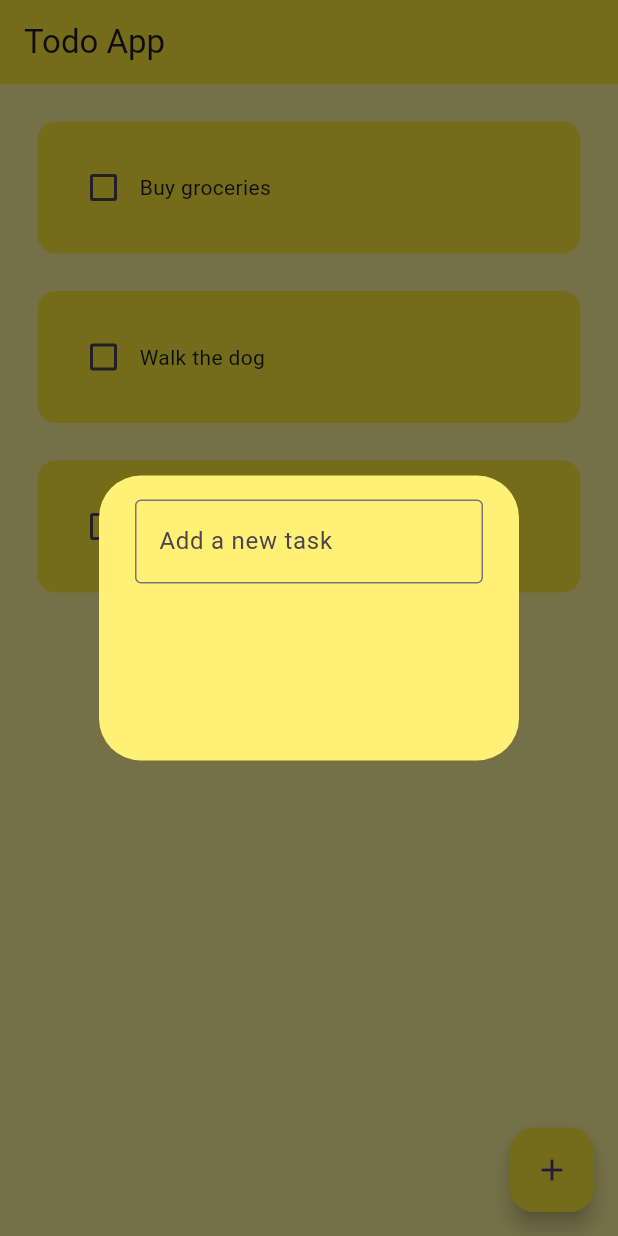
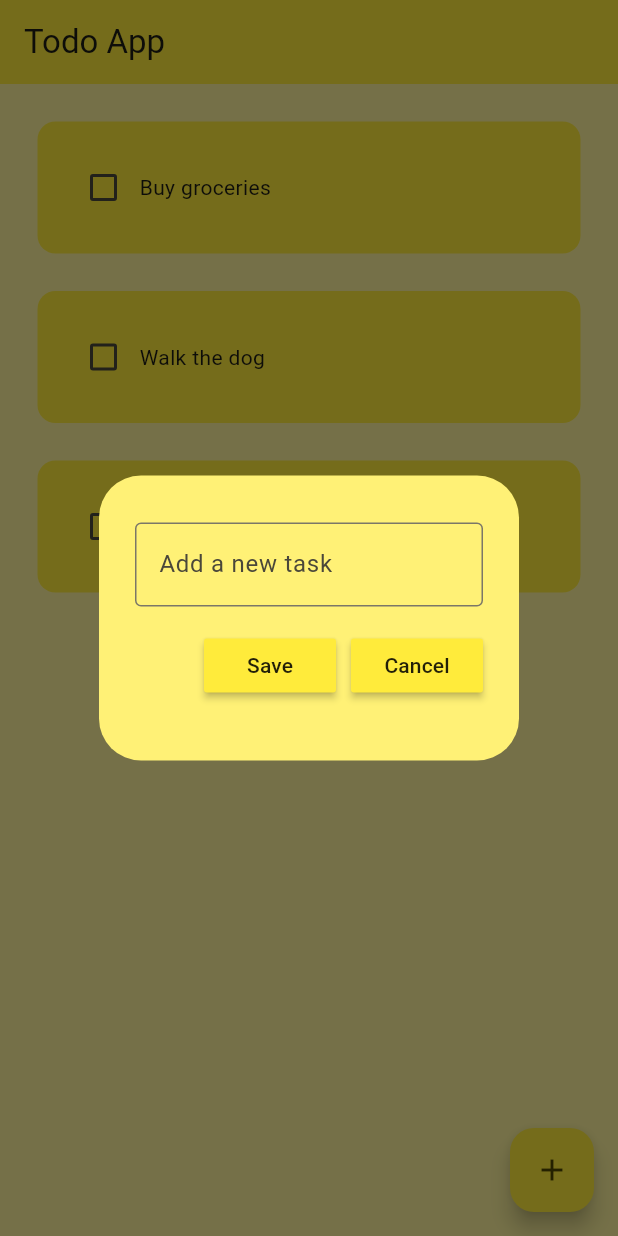
Before and after one commit to darrenak403/todo_app, a Flutter app: the screen it shows after launch, after a tap on the "add" icon, on a phone screen of 412 x 824 dp. Run offline on Flutter 3.47's test engine with Material 3 defaults, Android fonts, the phone set to English and light mode, and no system bars.

Commit message:
feat(ui): enhance dialog box and main app theme
Changes:
- Update main.dart to use Material 3 and color scheme seed
- Modify dialog_box.dart to align button layout and add spacing
- Introduce my_button.dart for reusable button component

```diff
--- a/lib/main.dart
+++ b/lib/main.dart
@@ -14,7 +14,8 @@ class MyApp extends StatelessWidget {
       debugShowCheckedModeBanner: false,
       home: HomePage(),
       theme: ThemeData(
-        primarySwatch: Colors.yellow,
+        useMaterial3: true,
+        colorSchemeSeed: Colors.yellow,
         appBarTheme: AppBarTheme(backgroundColor: Colors.yellow),
         floatingActionButtonTheme: FloatingActionButtonThemeData(
           backgroundColor: Colors.yellow,
--- a/lib/util/dialog_box.dart
+++ b/lib/util/dialog_box.dart
@@ -1,4 +1,5 @@
 import 'package:flutter/material.dart';
+import 'package:todo_app/util/my_button.dart';
 
 class DialogBox extends StatelessWidget {
   const DialogBox({super.key});
@@ -10,6 +11,7 @@ class DialogBox extends StatelessWidget {
       content: SizedBox(
         height: 150,
         child: Column(
+          mainAxisAlignment: MainAxisAlignment.spaceEvenly,
           children: [
             //get user input
             TextField(
@@ -20,10 +22,14 @@ class DialogBox extends StatelessWidget {
             ),
             //buttons -> save + cancel
             Row(
+              mainAxisAlignment: MainAxisAlignment.end,
               children: [
                 //save button
-
+                MyButton(text: "Save", onPressed: () {}),
+                //distance between buttons
+                SizedBox(width: 10),
                 //cancel button
+                MyButton(text: "Cancel", onPressed: () {}),
               ],
             ),
           ],
--- /dev/null
+++ b/lib/util/my_button.dart
@@ -0,0 +1,17 @@
+import 'package:flutter/material.dart';
+
+class MyButton extends StatelessWidget {
+  final String text;
+  final VoidCallback onPressed;
+
+  const MyButton({super.key, required this.text, required this.onPressed});
+
+  @override
+  Widget build(BuildContext context) {
+    return MaterialButton(
+      onPressed: onPressed,
+      color: Colors.yellow,
+      child: Text(text),
+    );
+  }
+}
```
